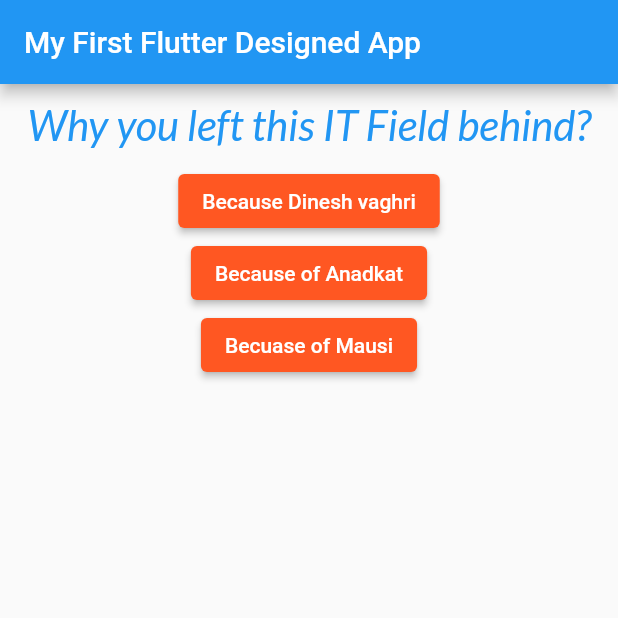
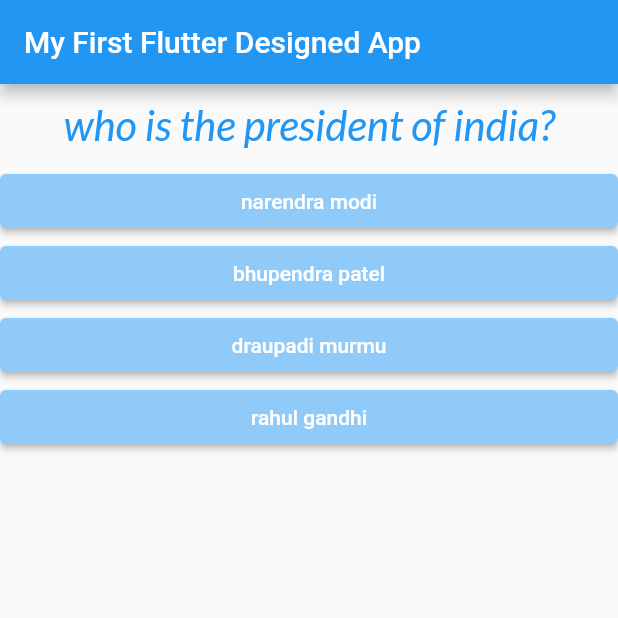
Before and after one commit to AATHacks/FlutterProject_1, a Flutter app: the screen it shows after launch, on a phone screen of 412 x 824 dp, the top half of it. Run offline on Flutter 3.47's test engine with Material 2 defaults, Android fonts, the phone set to English and light mode, and no system bars; our stand-ins replace google_fonts.

```diff
--- a/lib/answer.dart
+++ b/lib/answer.dart
@@ -7,10 +7,10 @@ class Answer extends StatelessWidget {
   @override
   Widget build(BuildContext context) {
     return Container(
-        //width: double.infinity,
+        width: double.infinity,
         child: ElevatedButton(
             style: ButtonStyle(
-                backgroundColor: MaterialStateProperty.all(Colors.deepOrange)),
+                backgroundColor: MaterialStateProperty.all(Colors.blue[200])),
             onPressed: selectHandler,
             child: Text(options)));
   }
--- a/lib/main.dart
+++ b/lib/main.dart
@@ -1,11 +1,11 @@
 // ignore_for_file: prefer_const_constructors, non_constant_identifier_names, avoid_print, use_key_in_widget_constructors
 
 import 'package:flutter/material.dart';
+import 'package:project_2/center_widget.dart';
 import 'package:project_2/question.dart';
 import './answer.dart';
 
 void main() {
-  print("changes");
   runApp(MyApp());
 }
 
@@ -19,43 +19,61 @@ class MyApp extends StatefulWidget {
 }
 
 class _MyAppState extends State<MyApp> {
+  var Questions = [
+    {
+      'question': 'who is the president of india?',
+      'answers': [
+        'narendra modi',
+        'bhupendra patel',
+        'draupadi murmu',
+        'rahul gandhi'
+      ]
+    },
+    {
+      'question': 'who is god of cricket?',
+      'answers': [
+        'sachin tendulkar',
+        'rahul dravid',
+        'yuvraj singh',
+        'ms dhoni'
+      ]
+    },
+    {
+      'question': 'What\'s your favourite color?',
+      'answers': ['blue', 'orange', 'white']
+    }
+  ];
   var _QuestionIndex = 0;
 
   void _answerQuestion() {
     setState(() {
       _QuestionIndex = _QuestionIndex + 1;
     });
+    if (_QuestionIndex < Questions.length) {
       print(_QuestionIndex);
+    } else {
+      print('No more questions!!');
+    }
   }
 
   @override
   Widget build(BuildContext context) {
-    var Questions = [
-      "Why you left this IT Field behind?",
-      "Why You Stick in this government preparation?"
-    ];
     return MaterialApp(
       home: Scaffold(
           appBar: AppBar(
             title: Text('My First Flutter Designed App'),
           ),
-            body: Column(
+          body: _QuestionIndex < Questions.length
+              ? Column(
                   children: [
-                Question(Questions[_QuestionIndex]),
-                Answer('Because Dinesh vaghri', _answerQuestion),
-                Answer('Because of Anadkat', _answerQuestion),
-                Answer('Becuase of Mausi', _answerQuestion)
-                /* ElevatedButton(
-                    onPressed: () =>
-                        print('answer 2 chosen'), //anonymous function example
-                    child: Text("Because of Anadkat")),
-                ElevatedButton(
-                    onPressed: () {
-                      print(
-                          'answer 3 chosen'); //anonymous function written in another style
-                    },
-                    child: Text("Because of Mausi")) */
+                    Question(Questions[_QuestionIndex]['question'] as String),
+                    ...(Questions[_QuestionIndex]['answers'] as List<String>)
+                        .map((answer) {
+                      return Answer(answer, _answerQuestion);
+                    }).toList()
                   ],
-            )));
+                )
+              : CenterWidget("You Did IT!!")),
+    );
   }
 }
--- a/pubspec.yaml
+++ b/pubspec.yaml
@@ -36,6 +36,7 @@ dependencies:
   # The following adds the Cupertino Icons font to your application.
   # Use with the CupertinoIcons class for iOS style icons.
   cupertino_icons: ^1.0.2
+  google_fonts: ^3.0.1
 
 dev_dependencies:
   flutter_test:
```
Also changed, not shown: pubspec.lock, 1 other file. Lines whose indentation alone changed are shown as unchanged.
